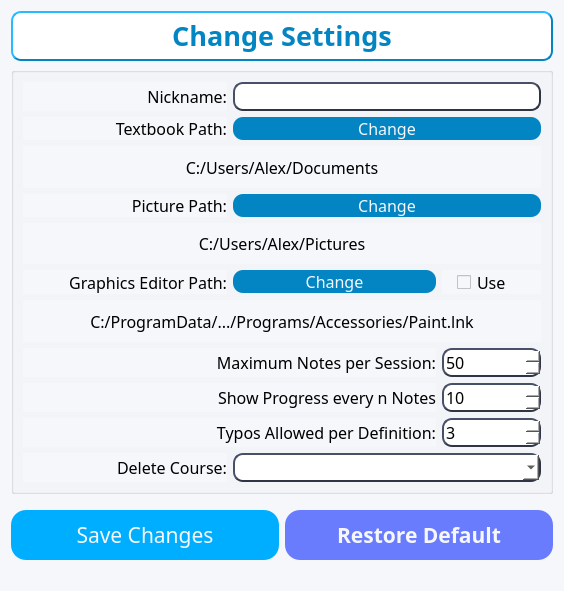
This is gui/mainSettings.ui in AlexShem247/note-and-flashcard-maker as Qt 5 draws it before an edit. The edited form follows.
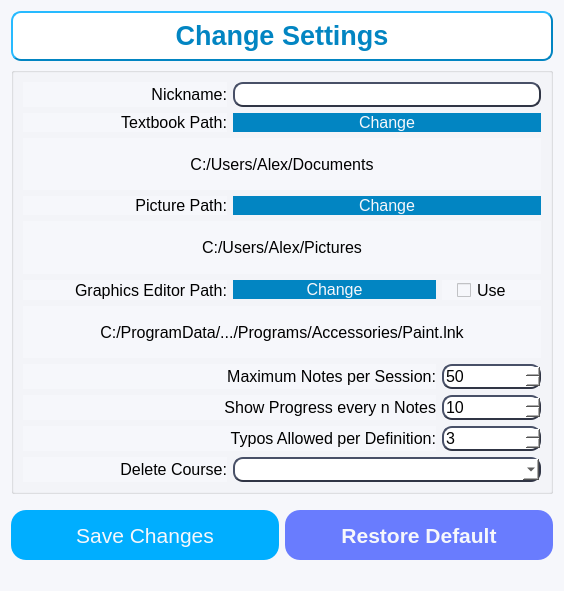
This is the edited form.

Commit message: Changed Font to MS Shell

```diff
--- a/gui/mainSettings.ui
+++ b/gui/mainSettings.ui
@@ -35,7 +35,7 @@
        </property>
        <property name="font">
         <font>
-         <family>Neue Haas Grotesk Text Pro</family>
+         <family>MS Shell Dlg 2</family>
          <pointsize>20</pointsize>
          <weight>75</weight>
          <bold>true</bold>
@@ -69,7 +69,7 @@
            <widget class="QLabel" name="label_12">
             <property name="font">
              <font>
-              <family>Neue Haas Grotesk Text Pro</family>
+              <family>MS Shell Dlg 2</family>
               <pointsize>12</pointsize>
              </font>
             </property>
@@ -85,7 +85,7 @@
            <widget class="QLabel" name="label_9">
             <property name="font">
              <font>
-              <family>Neue Haas Grotesk Text Pro</family>
+              <family>MS Shell Dlg 2</family>
               <pointsize>12</pointsize>
              </font>
             </property>
@@ -101,7 +101,7 @@
            <widget class="QLabel" name="textPathLabel">
             <property name="font">
              <font>
-              <family>Neue Haas Grotesk Text Pro</family>
+              <family>MS Shell Dlg 2</family>
               <pointsize>12</pointsize>
              </font>
             </property>
@@ -117,7 +117,7 @@
            <widget class="QLabel" name="picPathLabel">
             <property name="font">
              <font>
-              <family>Neue Haas Grotesk Text Pro</family>
+              <family>MS Shell Dlg 2</family>
               <pointsize>12</pointsize>
              </font>
             </property>
@@ -133,7 +133,7 @@
            <widget class="QLabel" name="label">
             <property name="font">
              <font>
-              <family>Neue Haas Grotesk Text Pro</family>
+              <family>MS Shell Dlg 2</family>
               <pointsize>12</pointsize>
              </font>
             </property>
@@ -149,7 +149,7 @@
            <widget class="QLabel" name="label_7">
             <property name="font">
              <font>
-              <family>Neue Haas Grotesk Text Pro</family>
+              <family>MS Shell Dlg 2</family>
               <pointsize>12</pointsize>
              </font>
             </property>
@@ -165,7 +165,7 @@
            <widget class="QLabel" name="label_5">
             <property name="font">
              <font>
-              <family>Neue Haas Grotesk Text Pro</family>
+              <family>MS Shell Dlg 2</family>
               <pointsize>12</pointsize>
              </font>
             </property>
@@ -187,7 +187,7 @@
            <widget class="QPushButton" name="chTextBtn">
             <property name="font">
              <font>
-              <family>Neue Haas Grotesk Text Pro</family>
+              <family>MS Shell Dlg 2</family>
               <pointsize>12</pointsize>
              </font>
             </property>
@@ -211,7 +211,7 @@
            <widget class="QLineEdit" name="nameEdit">
             <property name="font">
              <font>
-              <family>Neue Haas Grotesk Text Pro</family>
+              <family>MS Shell Dlg 2</family>
               <pointsize>12</pointsize>
              </font>
             </property>
@@ -228,7 +228,7 @@
            <widget class="QSpinBox" name="nBox">
             <property name="font">
              <font>
-              <family>Neue Haas Grotesk Text Pro</family>
+              <family>MS Shell Dlg 2</family>
               <pointsize>12</pointsize>
              </font>
             </property>
@@ -254,7 +254,7 @@
            <widget class="QPushButton" name="chPicBtn">
             <property name="font">
              <font>
-              <family>Neue Haas Grotesk Text Pro</family>
+              <family>MS Shell Dlg 2</family>
               <pointsize>12</pointsize>
              </font>
             </property>
@@ -278,7 +278,7 @@
            <widget class="QLabel" name="label_10">
             <property name="font">
              <font>
-              <family>Neue Haas Grotesk Text Pro</family>
+              <family>MS Shell Dlg 2</family>
               <pointsize>12</pointsize>
              </font>
             </property>
@@ -294,7 +294,7 @@
            <widget class="QPushButton" name="chEditorBtn">
             <property name="font">
              <font>
-              <family>Neue Haas Grotesk Text Pro</family>
+              <family>MS Shell Dlg 2</family>
               <pointsize>12</pointsize>
              </font>
             </property>
@@ -321,7 +321,7 @@
            <widget class="QComboBox" name="deleteBox">
             <property name="font">
              <font>
-              <family>Neue Haas Grotesk Text Pro</family>
+              <family>MS Shell Dlg 2</family>
               <pointsize>12</pointsize>
              </font>
             </property>
@@ -338,7 +338,7 @@
            <widget class="QLabel" name="label_3">
             <property name="font">
              <font>
-              <family>Neue Haas Grotesk Text Pro</family>
+              <family>MS Shell Dlg 2</family>
               <pointsize>12</pointsize>
              </font>
             </property>
@@ -354,7 +354,7 @@
            <widget class="QLabel" name="label_2">
             <property name="font">
              <font>
-              <family>Neue Haas Grotesk Text Pro</family>
+              <family>MS Shell Dlg 2</family>
               <pointsize>12</pointsize>
              </font>
             </property>
@@ -370,7 +370,7 @@
            <widget class="QSpinBox" name="typoBox">
             <property name="font">
              <font>
-              <family>Neue Haas Grotesk Text Pro</family>
+              <family>MS Shell Dlg 2</family>
               <pointsize>12</pointsize>
              </font>
             </property>
@@ -396,7 +396,7 @@
            <widget class="QSpinBox" name="maxBox">
             <property name="font">
              <font>
-              <family>Neue Haas Grotesk Text Pro</family>
+              <family>MS Shell Dlg 2</family>
               <pointsize>12</pointsize>
              </font>
             </property>
@@ -422,7 +422,7 @@
            <widget class="QLabel" name="editorPathLabel">
             <property name="font">
              <font>
-              <family>Neue Haas Grotesk Text Pro</family>
+              <family>MS Shell Dlg 2</family>
               <pointsize>12</pointsize>
              </font>
             </property>
@@ -441,7 +441,7 @@
            <widget class="QCheckBox" name="checkEditor">
             <property name="font">
              <font>
-              <family>Neue Haas Grotesk Text Pro</family>
+              <family>MS Shell Dlg 2</family>
               <pointsize>12</pointsize>
              </font>
             </property>
@@ -492,7 +492,7 @@
          </property>
          <property name="font">
           <font>
-           <family>Neue Haas Grotesk Text Pro</family>
+           <family>MS Shell Dlg 2</family>
            <pointsize>16</pointsize>
           </font>
          </property>
@@ -522,7 +522,7 @@
          </property>
          <property name="font">
           <font>
-           <family>Neue Haas Grotesk Text Pro</family>
+           <family>MS Shell Dlg 2</family>
            <pointsize>16</pointsize>
            <weight>75</weight>
            <bold>true</bold>
```
The commit also changes 27 other files.
